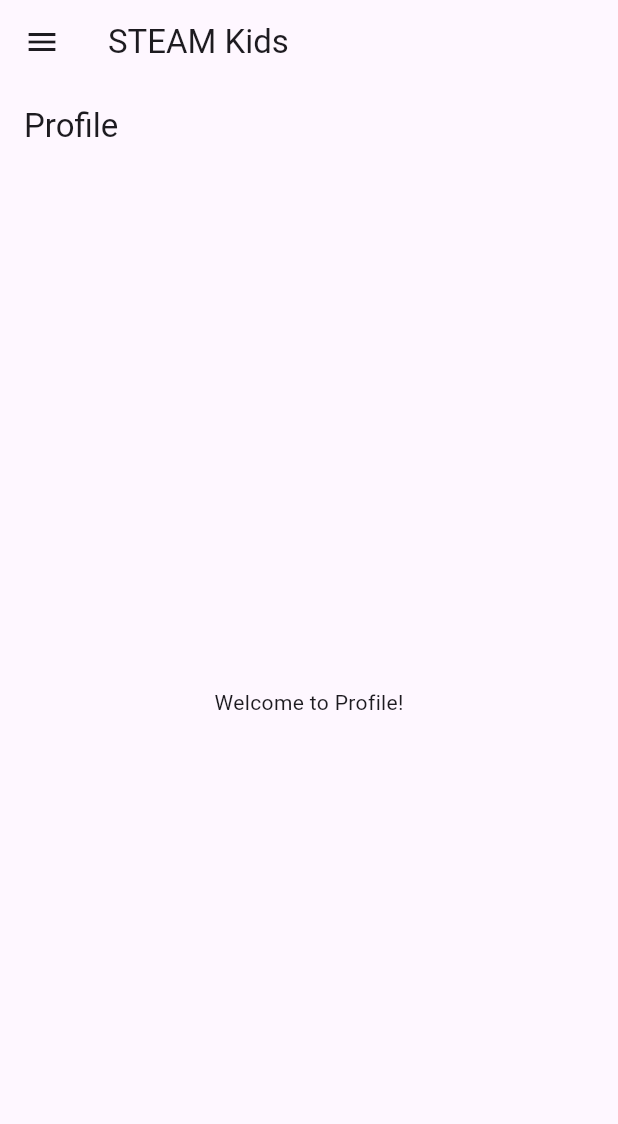
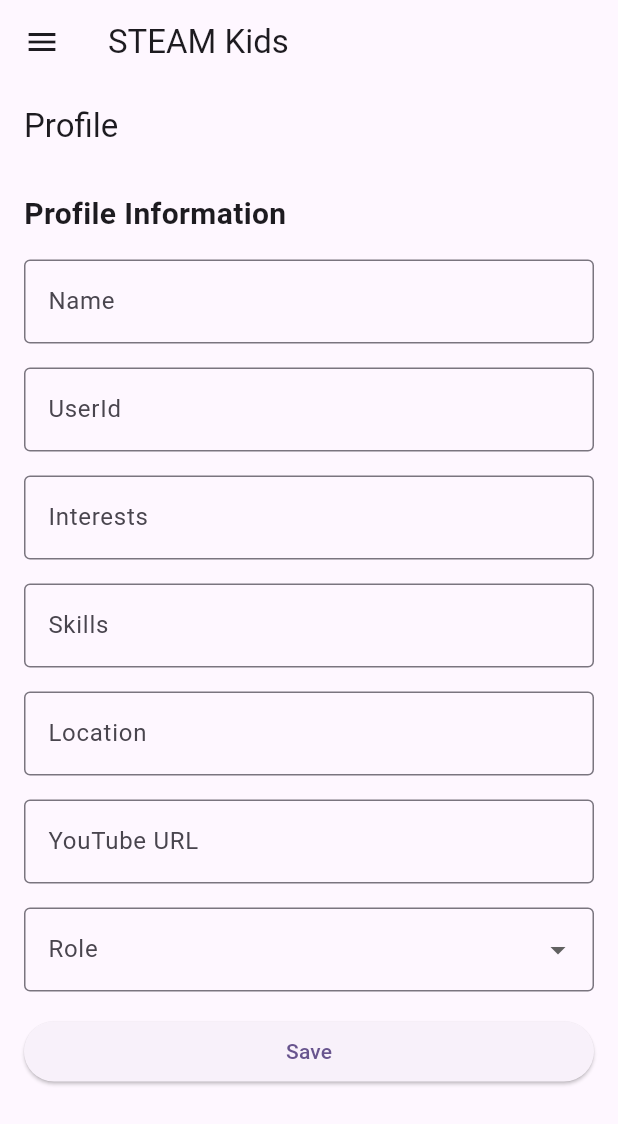
Before and after one commit to pankajsharma2000/steamkids, a Flutter app: the ProfilePage screen opened by its route, on a phone screen of 412 x 824 dp. Shown: the top 1124 px of the screen. Run offline on Flutter 3.47's test engine with Material 3 defaults, Android fonts, the phone set to English and light mode, and no system bars; our stand-ins replace firebase_auth, firebase_core, flutter_riverpod, go_router, google_sign_in; accounts and stored records are empty.

Commit message:
add fields to profile page

```diff
--- a/lib/common/presentation/home/pages/profile_page.dart
+++ b/lib/common/presentation/home/pages/profile_page.dart
@@ -7,8 +7,88 @@ class ProfilePage extends StatelessWidget {
   Widget build(BuildContext context) {
     return Scaffold(
       appBar: AppBar(title: const Text('Profile')),
-      body: const Center(
-        child: Text('Welcome to Profile!'),
+      body: Padding(
+        padding: const EdgeInsets.all(16.0),
+        child: ListView(
+          children: [
+            const Text(
+              'Profile Information',
+              style: TextStyle(fontSize: 20, fontWeight: FontWeight.bold),
+            ),
+            const SizedBox(height: 16),
+            // Name Field
+            TextField(
+              decoration: const InputDecoration(
+                labelText: 'Name',
+                border: OutlineInputBorder(),
+              ),
+            ),
+            const SizedBox(height: 16),
+            // UserId Field
+            TextField(
+              decoration: const InputDecoration(
+                labelText: 'UserId',
+                border: OutlineInputBorder(),
+              ),
+            ),
+            const SizedBox(height: 16),
+            // Interests Field
+            TextField(
+              decoration: const InputDecoration(
+                labelText: 'Interests',
+                border: OutlineInputBorder(),
+              ),
+            ),
+            const SizedBox(height: 16),
+            // Skills Field
+            TextField(
+              decoration: const InputDecoration(
+                labelText: 'Skills',
+                border: OutlineInputBorder(),
+              ),
+            ),
+            const SizedBox(height: 16),
+            // Location Field
+            TextField(
+              decoration: const InputDecoration(
+                labelText: 'Location',
+                border: OutlineInputBorder(),
+              ),
+            ),
+            const SizedBox(height: 16),
+            // YouTube URL Field
+            TextField(
+              decoration: const InputDecoration(
+                labelText: 'YouTube URL',
+                border: OutlineInputBorder(),
+              ),
+            ),
+            const SizedBox(height: 16),
+            // Role Dropdown
+            DropdownButtonFormField<String>(
+              decoration: const InputDecoration(
+                labelText: 'Role',
+                border: OutlineInputBorder(),
+              ),
+              items: const [
+                DropdownMenuItem(value: 'Student', child: Text('Student')),
+                DropdownMenuItem(value: 'Mentor', child: Text('Mentor')),
+                DropdownMenuItem(value: 'Parent', child: Text('Parent')),
+              ],
+              onChanged: (value) {
+                // Handle role selection
+              },
+            ),
+            const SizedBox(height: 16),
+            // Save Button
+            ElevatedButton(
+              onPressed: () {
+                // Handle save action
+              },
+              child: const Text('Save'),
+            ),
+          ],
+        ),
       ),
     );
   }
```
